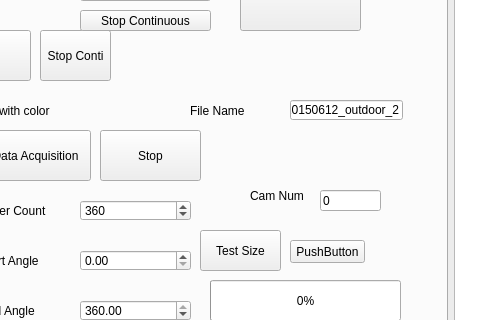
Qt form eic_test.ui (bill-lee/EIC_Final) before a commit; both pictures show x 117 to 600 and y 175 to 495 of the 1136 by 780 pixel window.
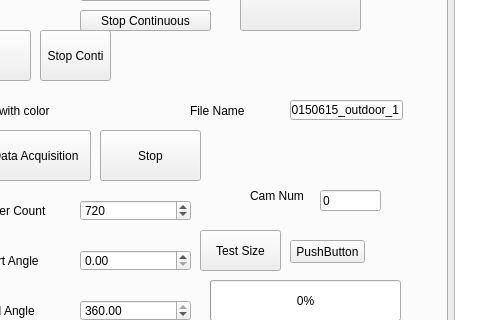
The same form after that commit. The open tabs and pages were chosen to show the change.

Patch:
```diff
--- a/eic_test.ui
+++ b/eic_test.ui
@@ -1501,7 +1501,7 @@
             </rect>
            </property>
            <property name="text">
-            <string>20150612_outdoor_2</string>
+            <string>20150615_outdoor_1</string>
            </property>
           </widget>
           <widget class="QLabel" name="label_robot_filename">
@@ -1539,7 +1539,7 @@
             <double>0.100000000000000</double>
            </property>
            <property name="value">
-            <double>360.000000000000000</double>
+            <double>720.000000000000000</double>
            </property>
           </widget>
           <widget class="QDoubleSpinBox" name="doubleSpinBox_robot_startangle">
```
Left out of the diff: 4 changed lines with no effect on the pictures.
